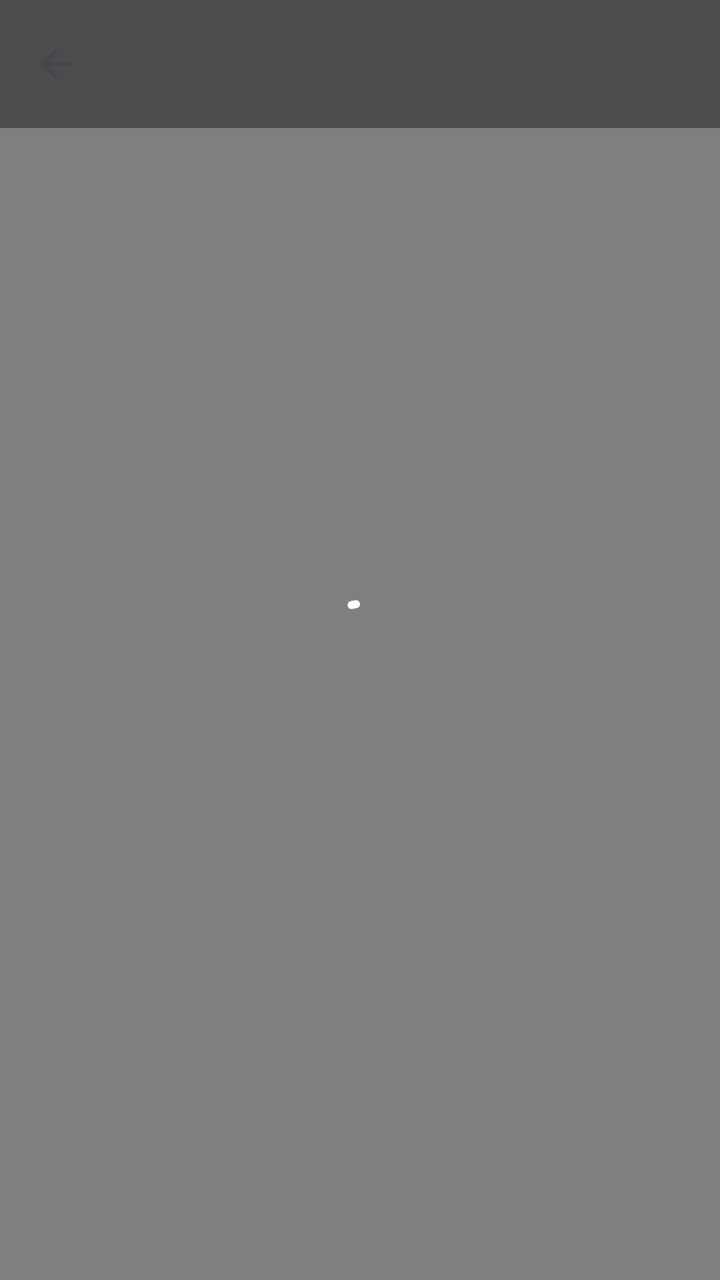
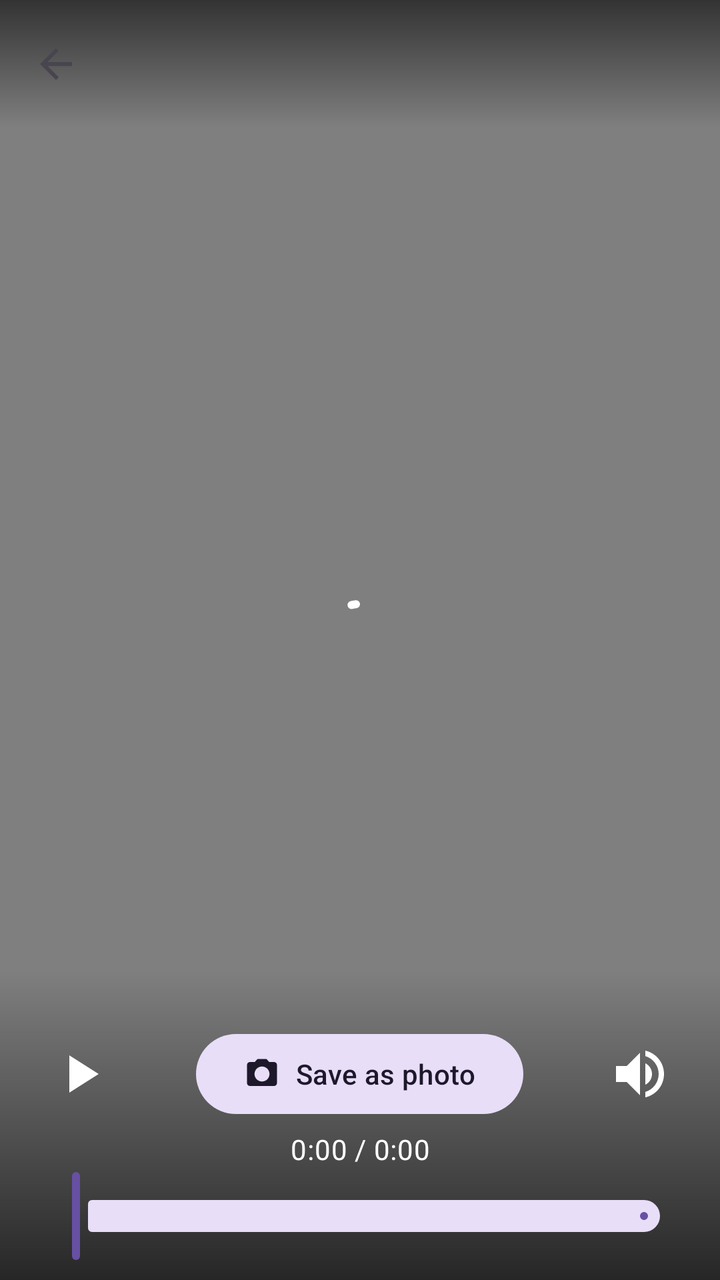

Before-and-after screenshots of an Android layout around one commit, followed by the original layout XML and the change that was made.
<!-- AndroidManifest.xml: application theme Theme.RcloneMgr -->
<!-- res/layout/activity_player.xml -->
<?xml version="1.0" encoding="utf-8"?>
<FrameLayout xmlns:android="http://schemas.android.com/apk/res/android"
    xmlns:app="http://schemas.android.com/apk/res-auto"
    android:id="@+id/root"
    android:layout_width="match_parent"
    android:layout_height="match_parent"
    android:background="@android:color/black">

    <VideoView
        android:id="@+id/vv"
        android:layout_width="match_parent"
        android:layout_height="match_parent"
        android:layout_gravity="center" />

    <com.google.android.material.progressindicator.CircularProgressIndicator
        android:id="@+id/progress"
        android:layout_width="wrap_content"
        android:layout_height="wrap_content"
        android:layout_gravity="center"
        android:indeterminate="true"
        app:indicatorColor="@android:color/white" />

    <FrameLayout
        android:id="@+id/bar"
        android:layout_width="match_parent"
        android:layout_height="wrap_content"
        android:layout_gravity="top"
        android:background="#66000000">
        <com.google.android.material.appbar.MaterialToolbar
            android:id="@+id/toolbar"
            android:layout_width="match_parent"
            android:layout_height="?attr/actionBarSize"
            android:background="@android:color/transparent"
            app:navigationIcon="@drawable/ic_back" />
    </FrameLayout>
</FrameLayout>
<!-- resources referenced by this layout -->
<resources>
  <!-- drawable ic_back (drawable) -->
  <vector xmlns:android="http://schemas.android.com/apk/res/android"
      android:width="24dp" android:height="24dp" android:viewportWidth="24" android:viewportHeight="24"
      android:tint="?attr/colorControlNormal">
      <path android:fillColor="@android:color/white" android:pathData="M20,11H7.83l5.59,-5.59L12,4l-8,8 8,8 1.41,-1.41L7.83,13H20v-2z" />
  </vector>
  <style name="Theme.RcloneMgr" parent="Theme.Material3.DayNight.NoActionBar">
          <item name="android:windowBackground">?attr/colorSurface</item>
          <item name="android:statusBarColor">@android:color/transparent</item>
          <item name="android:navigationBarColor">@android:color/transparent</item>
          <item name="android:enforceStatusBarContrast">false</item>
          <item name="android:enforceNavigationBarContrast">false</item>
      </style>
</resources>

<!-- the commit's change to res/layout/activity_player.xml (unified diff, before → after) -->
@@ -25,7 +25,7 @@
         android:layout_width="match_parent"
         android:layout_height="wrap_content"
         android:layout_gravity="top"
-        android:background="#66000000">
+        android:background="@drawable/bg_scrim_top">
         <com.google.android.material.appbar.MaterialToolbar
             android:id="@+id/toolbar"
             android:layout_width="match_parent"
@@ -33,4 +33,63 @@
             android:background="@android:color/transparent"
             app:navigationIcon="@drawable/ic_back" />
     </FrameLayout>
+
+    <LinearLayout
+        android:id="@+id/controls"
+        android:layout_width="match_parent"
+        android:layout_height="wrap_content"
+        android:layout_gravity="bottom"
+        android:background="@drawable/bg_scrim_bottom"
+        android:orientation="vertical"
+        android:paddingStart="16dp"
+        android:paddingTop="24dp"
+        android:paddingEnd="16dp"
+        android:paddingBottom="8dp">
+
+        <FrameLayout
+            android:layout_width="match_parent"
+            android:layout_height="56dp">
+            <ImageButton
+                android:id="@+id/btnPlay"
+                android:layout_width="48dp"
+                android:layout_height="48dp"
+                android:layout_gravity="start|center_vertical"
+                android:background="?attr/selectableItemBackgroundBorderless"
+                android:contentDescription="Play or pause"
+                android:src="@drawable/ic_play_w" />
+            <com.google.android.material.button.MaterialButton
+                android:id="@+id/btnSavePhoto"
+                style="@style/Widget.Material3.Button.TonalButton"
+                android:layout_width="wrap_content"
+                android:layout_height="wrap_content"
+                android:layout_gravity="center"
+                android:text="Save as photo"
+                app:icon="@drawable/ic_photo" />
+            <ImageButton
+                android:id="@+id/btnVolume"
+                android:layout_width="48dp"
+                android:layout_height="48dp"
+                android:layout_gravity="end|center_vertical"
+                android:background="?attr/selectableItemBackgroundBorderless"
+                android:contentDescription="Mute or unmute"
+                android:src="@drawable/ic_volume_on_w" />
+        </FrameLayout>
+
+        <TextView
+            android:id="@+id/time"
+            android:layout_width="match_parent"
+            android:layout_height="wrap_content"
+            android:gravity="center"
+            android:text="0:00 / 0:00"
+            android:textAppearance="?attr/textAppearanceBodyMedium"
+            android:textColor="@android:color/white" />
+
+        <com.google.android.material.slider.Slider
+            android:id="@+id/seek"
+            android:layout_width="match_parent"
+            android:layout_height="wrap_content"
+            android:valueFrom="0"
+            android:valueTo="1"
+            app:labelBehavior="gone" />
+    </LinearLayout>
 </FrameLayout>
<!-- resource entries referenced after the edit -->
@@ -1,10 +1,34 @@
 <!-- resources referenced by this layout -->
 <resources>
+  <!-- drawable bg_scrim_bottom (drawable) -->
+  <shape xmlns:android="http://schemas.android.com/apk/res/android" android:shape="rectangle">
+      <gradient android:angle="90" android:endColor="#00000000" android:startColor="#B3000000" />
+  </shape>
+  <!-- drawable bg_scrim_top (drawable) -->
+  <shape xmlns:android="http://schemas.android.com/apk/res/android" android:shape="rectangle">
+      <gradient android:angle="270" android:endColor="#00000000" android:startColor="#99000000" />
+  </shape>
   <!-- drawable ic_back (drawable) -->
   <vector xmlns:android="http://schemas.android.com/apk/res/android"
       android:width="24dp" android:height="24dp" android:viewportWidth="24" android:viewportHeight="24"
       android:tint="?attr/colorControlNormal">
       <path android:fillColor="@android:color/white" android:pathData="M20,11H7.83l5.59,-5.59L12,4l-8,8 8,8 1.41,-1.41L7.83,13H20v-2z" />
+  </vector>
+  <!-- drawable ic_photo (drawable) -->
+  <vector xmlns:android="http://schemas.android.com/apk/res/android"
+      android:width="24dp" android:height="24dp" android:viewportWidth="24" android:viewportHeight="24"
+      android:tint="?attr/colorControlNormal">
+      <path android:fillColor="@android:color/white" android:pathData="M9,2L7.17,4H4c-1.1,0 -2,0.9 -2,2v12c0,1.1 0.9,2 2,2h16c1.1,0 2,-0.9 2,-2V6c0,-1.1 -0.9,-2 -2,-2h-3.17L15,2H9zM12,17c-2.76,0 -5,-2.24 -5,-5s2.24,-5 5,-5 5,2.24 5,5 -2.24,5 -5,5z" />
+  </vector>
+  <!-- drawable ic_play_w (drawable) -->
+  <vector xmlns:android="http://schemas.android.com/apk/res/android"
+      android:width="32dp" android:height="32dp" android:viewportWidth="24" android:viewportHeight="24">
+      <path android:fillColor="#FFFFFF" android:pathData="M8,5v14l11,-7z" />
+  </vector>
+  <!-- drawable ic_volume_on_w (drawable) -->
+  <vector xmlns:android="http://schemas.android.com/apk/res/android"
+      android:width="32dp" android:height="32dp" android:viewportWidth="24" android:viewportHeight="24">
+      <path android:fillColor="#FFFFFF" android:pathData="M3,9v6h4l5,5V4L7,9H3zM16.5,12c0,-1.77 -1.02,-3.29 -2.5,-4.03v8.05c1.48,-0.73 2.5,-2.25 2.5,-4.02zM14,3.23v2.06c2.89,0.86 5,3.54 5,6.71s-2.11,5.85 -5,6.71v2.06c4.01,-0.91 7,-4.49 7,-8.77s-2.99,-7.86 -7,-8.77z" />
   </vector>
   <style name="Theme.RcloneMgr" parent="Theme.Material3.DayNight.NoActionBar">
           <item name="android:windowBackground">?attr/colorSurface</item>
